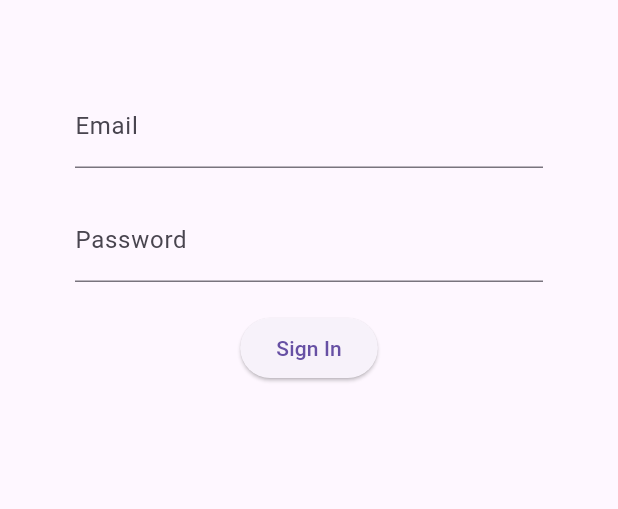
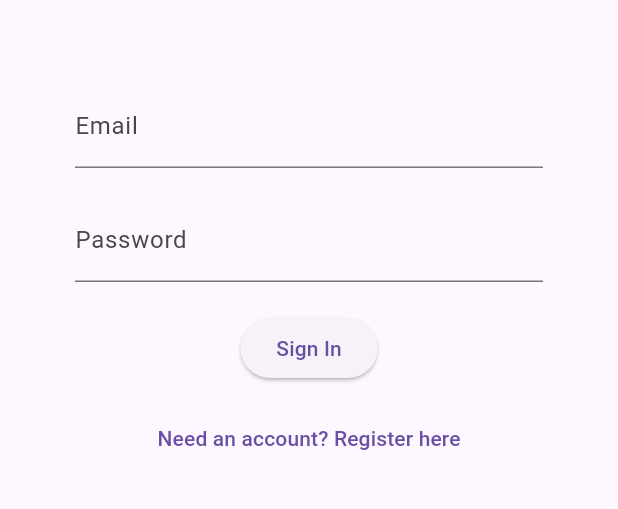
Before and after one commit to AdvaitAxiom/flutter-login-signup-firebase, a Flutter app: the screen it shows after launch, on a phone screen of 412 x 824 dp, the part 60-569 px from its top. Run offline on Flutter 3.47's test engine with Material 3 defaults, Android fonts, the phone set to English and light mode, and no system bars; our stand-ins replace firebase_auth, firebase_core; accounts and stored records are empty.

Commit message:
registration added

```diff
--- a/lib/screens/login_screen.dart
+++ b/lib/screens/login_screen.dart
@@ -56,6 +56,7 @@ class _LoginScreenState extends State<LoginScreen> {
                 },
               ),
               const SizedBox(height: 20.0),
+              // After the Sign In button and before the error text
               ElevatedButton(
                 child: const Text('Sign In'),
                 onPressed: () async {
@@ -73,6 +74,11 @@ class _LoginScreenState extends State<LoginScreen> {
                 },
               ),
               const SizedBox(height: 12.0),
+              TextButton(
+                child: const Text('Need an account? Register here'),
+                onPressed: () => widget.toggleView(),
+              ),
+              const SizedBox(height: 12.0),
               Text(
                 error,
                 style: const TextStyle(color: Colors.red, fontSize: 14.0),
```
Also changed, not shown: 2 other files.
